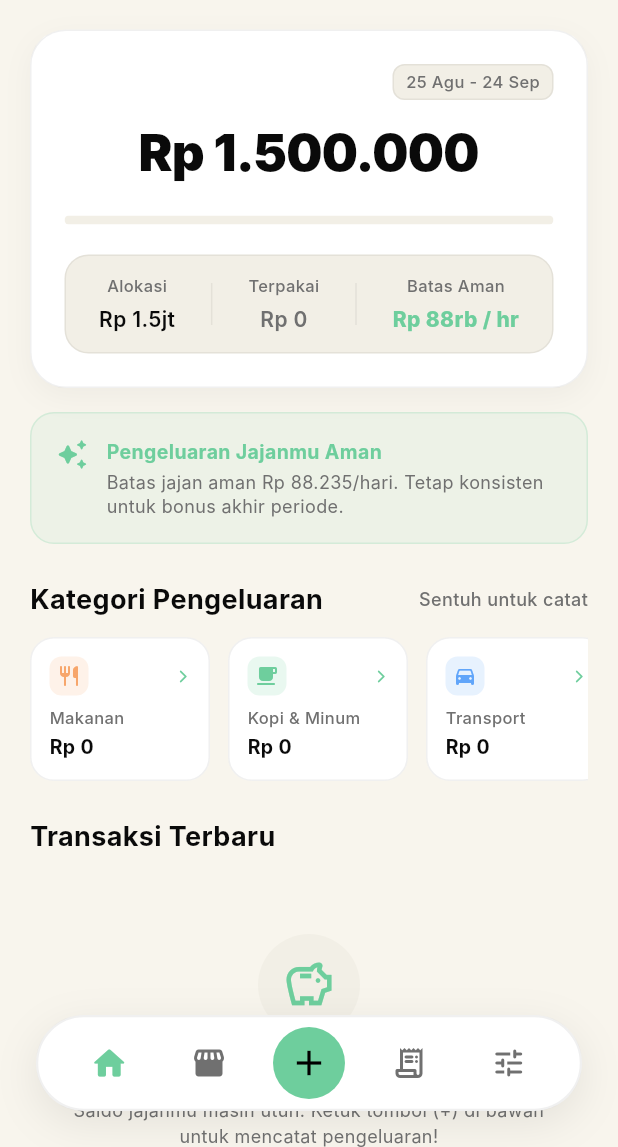
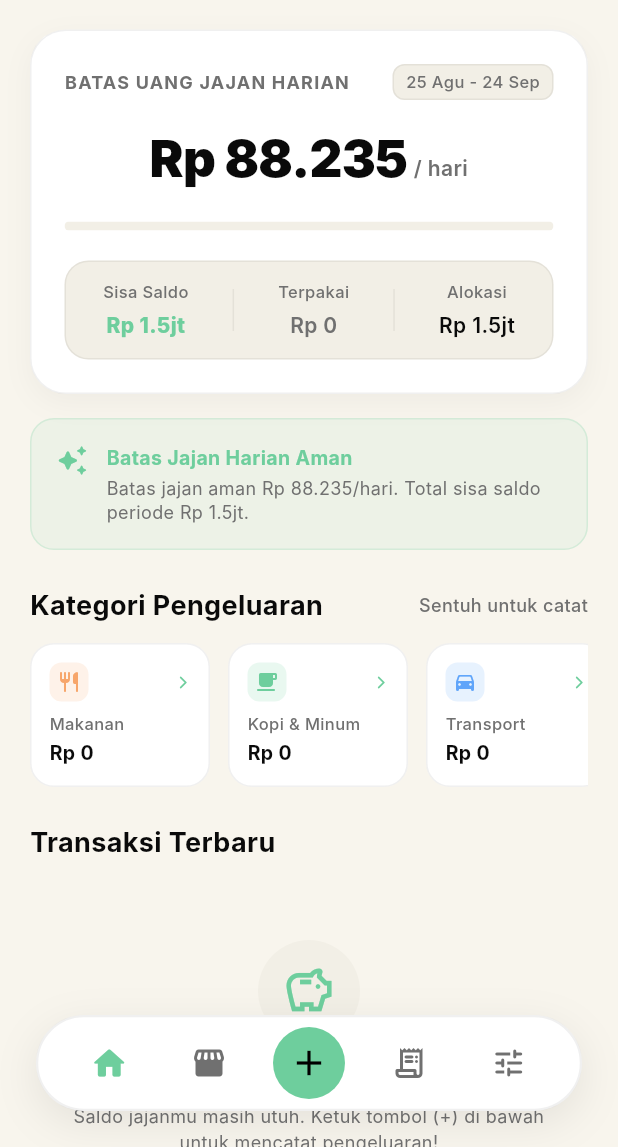
Before and after one commit to HelloRayy/expense-tracker, a Flutter app: the screen it shows after launch, on a phone screen of 412 x 824 dp, the part 89-1236 px from its top. Run offline on Flutter 3.47's test engine with Material 3 defaults, Android fonts, the phone set to English and light mode, and no system bars; our stand-ins replace shared_preferences, sqflite; accounts and stored records are empty; Roboto replaces fonts that are missing (Inter).

Commit message:
feat(dashboard): set BATAS UANG JAJAN HARIAN as primary hero metric with updated copy and stats

```diff
--- a/lib/features/dashboard/dashboard_screen.dart
+++ b/lib/features/dashboard/dashboard_screen.dart
@@ -132,6 +132,7 @@ class _DashboardScreenState extends State<DashboardScreen> with WidgetsBindingOb
                           // Pirsch Nudge Banner
                           _buildNudgeBanner(
                             dailyAllowance: dailyAllowance,
+                            remaining: remaining,
                             isOverBudget: isOverBudget,
                             elevatedColor: elevatedColor,
                             borderColor: borderColor,
@@ -450,11 +451,26 @@ class _DashboardScreenState extends State<DashboardScreen> with WidgetsBindingOb
       child: Column(
         crossAxisAlignment: CrossAxisAlignment.center,
         children: [
-          // Period Badge
-          if (formattedPeriod.isNotEmpty) ...[
-            Align(
-              alignment: Alignment.centerRight,
-              child: Container(
+          // Header Row: Title & Period Badge
+          Row(
+            mainAxisAlignment: MainAxisAlignment.spaceBetween,
+            children: [
+              Expanded(
+                child: Text(
+                  'BATAS UANG JAJAN HARIAN',
+                  style: TextStyle(
+                    color: textSecondary,
+                    fontSize: 12,
+                    fontWeight: FontWeight.w700,
+                    letterSpacing: 0.8,
+                  ),
+                  maxLines: 1,
+                  overflow: TextOverflow.ellipsis,
+                ),
+              ),
+              const SizedBox(width: 8),
+              if (formattedPeriod.isNotEmpty)
+                Container(
                   padding: const EdgeInsets.symmetric(horizontal: 8, vertical: 3),
                   decoration: BoxDecoration(
                     color: elevatedColor,
@@ -470,19 +486,35 @@ class _DashboardScreenState extends State<DashboardScreen> with WidgetsBindingOb
                     ),
                   ),
                 ),
+            ],
           ),
-            const SizedBox(height: 10),
-          ],
+          const SizedBox(height: 14),
 
-          // Main Hero Nominal
+          // Main Hero Nominal (Batas Uang Jajan Harian)
+          Row(
+            mainAxisAlignment: MainAxisAlignment.center,
+            crossAxisAlignment: CrossAxisAlignment.baseline,
+            textBaseline: TextBaseline.alphabetic,
+            children: [
               Text(
-            CurrencyFormatter.format(remaining),
+                isOverBudget ? 'Rp 0' : CurrencyFormatter.format(dailyAllowance),
                 style: TextStyle(
                   color: isOverBudget ? PirschColors.roseRed : textPrimary,
                   fontSize: 34,
                   fontWeight: FontWeight.w900,
                   letterSpacing: -0.5,
                 ),
+              ),
+              const SizedBox(width: 4),
+              Text(
+                '/ hari',
+                style: TextStyle(
+                  color: isOverBudget ? PirschColors.roseRed.withValues(alpha: 0.7) : textSecondary,
+                  fontSize: 14,
+                  fontWeight: FontWeight.w600,
+                ),
+              ),
+            ],
           ),
           const SizedBox(height: 18),
 
@@ -515,12 +547,13 @@ class _DashboardScreenState extends State<DashboardScreen> with WidgetsBindingOb
             child: Row(
               mainAxisAlignment: MainAxisAlignment.spaceAround,
               children: [
-                // Col 1: Total Alokasi
+                // Col 1: Sisa Saldo Total Periode
                 _buildStatColumn(
-                  label: 'Alokasi',
-                  value: CurrencyFormatter.formatCompact(totalBudget),
-                  valueColor: textPrimary,
+                  label: 'Sisa Saldo',
+                  value: CurrencyFormatter.formatCompact(remaining),
+                  valueColor: isOverBudget ? PirschColors.roseRed : PirschColors.mintGreen,
                   textSecondary: textSecondary,
+                  isBold: true,
                 ),
                 Container(width: 1, height: 28, color: borderColor),
 
@@ -533,13 +566,12 @@ class _DashboardScreenState extends State<DashboardScreen> with WidgetsBindingOb
                 ),
                 Container(width: 1, height: 28, color: borderColor),
 
-                // Col 3: Batas Aman Harian (Highlighted Mint)
+                // Col 3: Total Budget / Alokasi
                 _buildStatColumn(
-                  label: 'Batas Aman',
-                  value: isOverBudget ? 'Rp 0 / hr' : '${CurrencyFormatter.formatCompact(dailyAllowance)} / hr',
-                  valueColor: isOverBudget ? PirschColors.roseRed : PirschColors.mintGreen,
+                  label: 'Alokasi',
+                  value: CurrencyFormatter.formatCompact(totalBudget),
+                  valueColor: textPrimary,
                   textSecondary: textSecondary,
-                  isBold: true,
                 ),
               ],
             ),
@@ -581,6 +613,7 @@ class _DashboardScreenState extends State<DashboardScreen> with WidgetsBindingOb
 
   Widget _buildNudgeBanner({
     required int dailyAllowance,
+    required int remaining,
     required bool isOverBudget,
     required Color elevatedColor,
     required Color borderColor,
@@ -595,18 +628,18 @@ class _DashboardScreenState extends State<DashboardScreen> with WidgetsBindingOb
     if (isOverBudget) {
       iconData = Icons.warning_amber_rounded;
       accentColor = PirschColors.roseRed;
-      title = 'Jatah jajan periode ini telah habis!';
-      description = 'Tahan jajan dulu hingga tanggal gajian untuk menjaga uang pokok tetap aman.';
+      title = 'Batas jajan periode ini telah habis!';
+      description = 'Batas harian Rp 0. Tahan jajan dulu hingga tanggal gajian untuk menjaga uang pokok tetap aman.';
     } else if (dailyAllowance < 20000) {
       iconData = Icons.bolt_rounded;
       accentColor = PirschColors.warmYellow;
-      title = 'Jatah jajan harian menipis';
-      description = 'Batas aman tersisa ${CurrencyFormatter.format(dailyAllowance)}/hari. Prioritaskan kebutuhan penting.';
+      title = 'Batas jajan harian menipis';
+      description = 'Batas aman tersisa ${CurrencyFormatter.format(dailyAllowance)}/hari. Sisa saldo total ${CurrencyFormatter.formatCompact(remaining)}.';
     } else {
       iconData = Icons.auto_awesome_rounded;
       accentColor = PirschColors.mintGreen;
-      title = 'Pengeluaran Jajanmu Aman';
-      description = 'Batas jajan aman ${CurrencyFormatter.format(dailyAllowance)}/hari. Tetap konsisten untuk bonus akhir periode.';
+      title = 'Batas Jajan Harian Aman';
+      description = 'Batas jajan aman ${CurrencyFormatter.format(dailyAllowance)}/hari. Total sisa saldo periode ${CurrencyFormatter.formatCompact(remaining)}.';
     }
 
     return Container(
```
Lines whose indentation alone changed are shown as unchanged.
